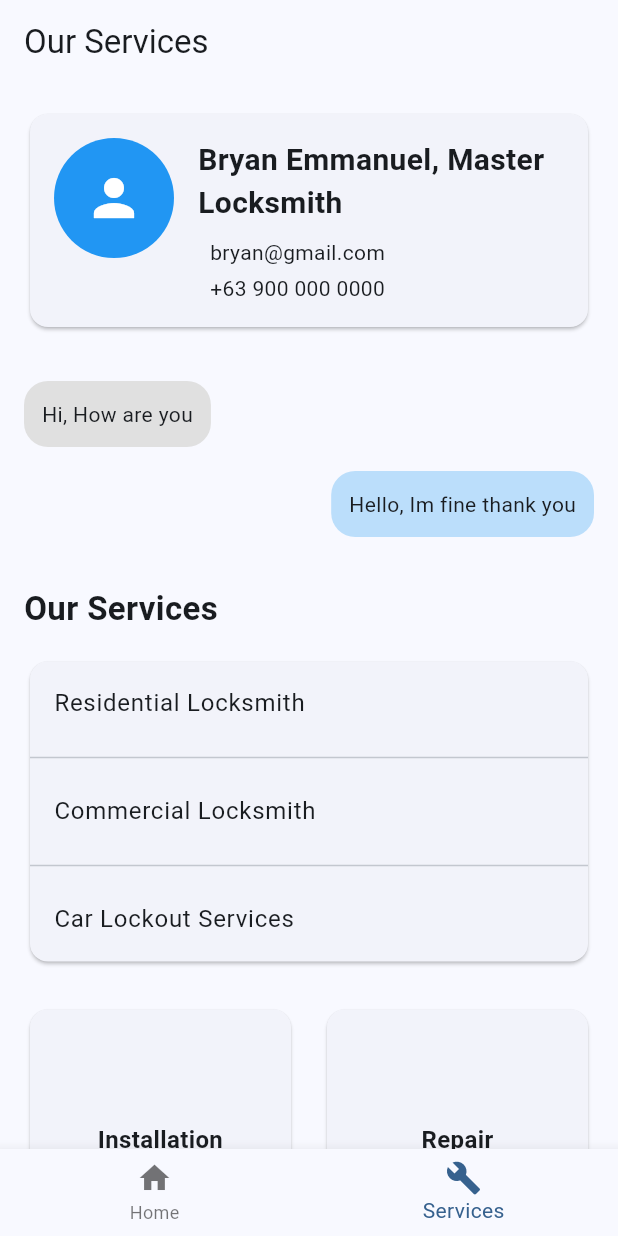
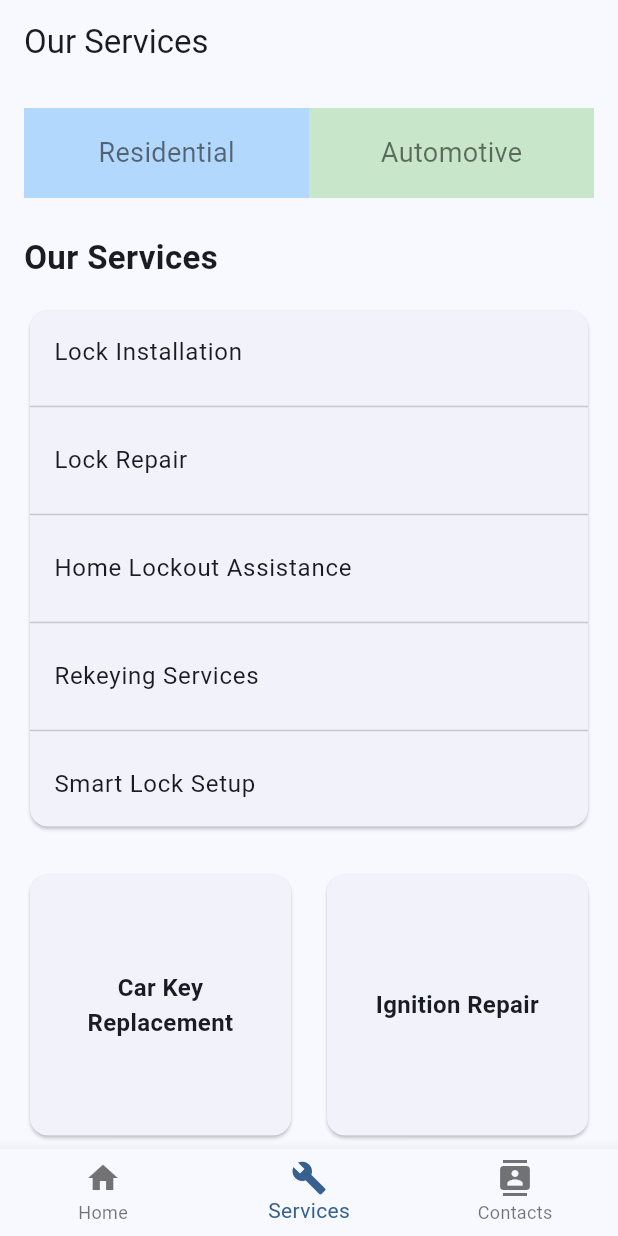
Before and after one commit to jev808/flutter, a Flutter app: the screen it shows after launch, item 2 of the bottom bar chosen, on a phone screen of 412 x 824 dp. Run offline on Flutter 3.47's test engine with Material 3 defaults, Android fonts, the phone set to English and light mode, and no system bars.

Commit message:
Update UI: contacts navigation, services layout, and bug fixes

```diff
--- a/lib/main.dart
+++ b/lib/main.dart
@@ -1,11 +1,23 @@
+
 import 'package:flutter/material.dart';
 import 'views/home_page.dart';
 import 'views/services_page.dart';
+import 'views/contacts_page.dart';
+
+// Helper widget to allow navigation to a specific tab in MainNavigation
+class MainNavigationInitialTab extends StatelessWidget {
+  final int tabIndex;
+  const MainNavigationInitialTab({Key? key, required this.tabIndex}) : super(key: key);
+
+  @override
+  Widget build(BuildContext context) {
+    return MainNavigation(initialTab: tabIndex);
+  }
+}
 
 void main() {
   runApp(const LocksmithyApp());
 }
-
 class ThreeTextRow extends StatelessWidget {
   const ThreeTextRow({super.key});
   @override
@@ -44,15 +56,23 @@ class LocksmithyApp extends StatelessWidget {
   }
 }
 
+
 class MainNavigation extends StatefulWidget {
-  const MainNavigation({super.key});
+  final int initialTab;
+  const MainNavigation({super.key, this.initialTab = 0});
 
   @override
   State<MainNavigation> createState() => _MainNavigationState();
 }
 
 class _MainNavigationState extends State<MainNavigation> {
-  int _selectedIndex = 0;
+  late int _selectedIndex;
+
+  @override
+  void initState() {
+    super.initState();
+    _selectedIndex = widget.initialTab;
+  }
 
   void _onItemTapped(int index) {
     setState(() {
@@ -62,10 +82,13 @@ class _MainNavigationState extends State<MainNavigation> {
 
   @override
   Widget build(BuildContext context) {
+    final List<Widget> _pages = [
+      HomePage(onViewServices: () => _onItemTapped(1)),
+      ServicesPage(),
+      ContactsPage(),
+    ];
     return Scaffold(
-      body: _selectedIndex == 0
-          ? HomePage(onViewServices: () => _onItemTapped(1))
-          : ServicesPage(),
+      body: _pages[_selectedIndex],
       bottomNavigationBar: BottomNavigationBar(
         currentIndex: _selectedIndex,
         onTap: _onItemTapped,
@@ -78,6 +101,10 @@ class _MainNavigationState extends State<MainNavigation> {
             icon: Icon(Icons.build),
             label: 'Services',
           ),
+          BottomNavigationBarItem(
+            icon: Icon(Icons.contacts),
+            label: 'Contacts',
+          ),
         ],
       ),
     );
--- a/lib/views/services_page.dart
+++ b/lib/views/services_page.dart
@@ -12,114 +12,67 @@ class ServicesPage extends StatelessWidget {
         child: Column(
           crossAxisAlignment: CrossAxisAlignment.start,
           children: [
-            // Profile Card Layout
-            Card(
-              child: Padding(
-                padding: const EdgeInsets.all(16.0),
-                child: Row(
-                  crossAxisAlignment: CrossAxisAlignment.start,
+            // Top: Residential and Automotive
+            Row(
               children: [
-                    const CircleAvatar(
-                      radius: 40,
-                      backgroundColor: Colors.blue,
-                      child: Icon(Icons.person, size: 40, color: Colors.white),
-                    ),
-                    const SizedBox(width: 16),
                 Expanded(
-                      child: Column(
-                        crossAxisAlignment: CrossAxisAlignment.start,
-                        children: [
-                          const Text(
-                            'Bryan Emmanuel, Master Locksmith',
-                            style: TextStyle(
-                              fontSize: 20,
-                              fontWeight: FontWeight.bold,
+                  child: Container(
+                    color: const Color(0xFFB3D8FD), // light blue
+                    height: 60,
+                    alignment: Alignment.center,
+                    child: const Text(
+                      'Residential',
+                      style: TextStyle(fontSize: 18, color: Colors.black54),
                     ),
                   ),
-                          const SizedBox(height: 8),
-                          const Row(
-                            children: [
-
-                              SizedBox(width: 8),
-                              Text('bryan@gmail.com'),
-                            ],
                 ),
-                          const SizedBox(height: 4),
-                          const Row(
-                            children: [
-
-                              SizedBox(width: 8),
-                              Text('+63 900 000 0000'),
-                            ],
+                Expanded(
+                  child: Container(
+                    color: const Color(0xFFC8E6C9), // light green
+                    height: 60,
+                    alignment: Alignment.center,
+                    child: const Text(
+                      'Automotive',
+                      style: TextStyle(fontSize: 18, color: Colors.black54),
                     ),
-                        ],
                   ),
                 ),
               ],
             ),
-              ),
-            ),
             const SizedBox(height: 24),
-            // Chat Bubble UI (step 9): Container with padding, margin, rounded borders, no icons
-            Column(
-              crossAxisAlignment: CrossAxisAlignment.stretch,
-              children: [
-                Align(
-                  alignment: Alignment.centerLeft,
-                  child: Container(
-                    margin: const EdgeInsets.symmetric(vertical: 8, horizontal: 0),
-                    padding: const EdgeInsets.all(12),
-                    decoration: BoxDecoration(
-                      color: Colors.grey[300],
-                      borderRadius: BorderRadius.circular(16),
-                    ),
-                    child: const Text("Hi, How are you"),
-                  ),
-                ),
-                Align(
-                  alignment: Alignment.centerRight,
-                  child: Container(
-                    margin: const EdgeInsets.symmetric(vertical: 8, horizontal: 0),
-                    padding: const EdgeInsets.all(12),
-                    decoration: BoxDecoration(
-                      color: Colors.blue[100],
-                      borderRadius: BorderRadius.circular(16),
-                    ),
-                    child: const Text("Hello, Im fine thank you"),
-                  ),
-                ),
-              ],
-            ),
-
-            const SizedBox(height: 24),
-            // Flexible Column for Services
             const Text(
               'Our Services',
               style: TextStyle(fontSize: 22, fontWeight: FontWeight.bold),
             ),
             const SizedBox(height: 16),
+            // Residential locksmith services list
             Card(
               child: Column(
-                children: [
+                children: const [
                   ListTile(
-                    title: const Text('Residential Locksmith'),
-
+                    title: Text('Lock Installation'),
                   ),
-                  const Divider(),
+                  Divider(),
                   ListTile(
-                    title: const Text('Commercial Locksmith'),
-
+                    title: Text('Lock Repair'),
                   ),
-                  const Divider(),
+                  Divider(),
                   ListTile(
-                    title: const Text('Car Lockout Services'),
-
+                    title: Text('Home Lockout Assistance'),
+                  ),
+                  Divider(),
+                  ListTile(
+                    title: Text('Rekeying Services'),
+                  ),
+                  Divider(),
+                  ListTile(
+                    title: Text('Smart Lock Setup'),
                   ),
                 ],
               ),
             ),
             const SizedBox(height: 24),
-          // Service Categories Grid
+            // Automotive locksmith services grid
             GridView.count(
               shrinkWrap: true,
               physics: const NeverScrollableScrollPhysics(),
@@ -127,10 +80,10 @@ class ServicesPage extends StatelessWidget {
               mainAxisSpacing: 16,
               crossAxisSpacing: 16,
               children: [
-              ServiceCategoryCard(title: 'Installation', icon: Icons.build),
-              ServiceCategoryCard(title: 'Repair', icon: Icons.handyman),
-              ServiceCategoryCard(title: 'Emergency', icon: Icons.emergency),
-              ServiceCategoryCard(title: 'Key Duplication', icon: Icons.key),
+                ServiceCategoryCard(title: 'Car Key Replacement', icon: Icons.vpn_key),
+                ServiceCategoryCard(title: 'Ignition Repair', icon: Icons.settings),
+                ServiceCategoryCard(title: 'Car Lockout', icon: Icons.directions_car),
+                ServiceCategoryCard(title: 'Transponder Key Programming', icon: Icons.phonelink_lock),
               ],
             ),
           ],
```
Also changed, not shown: lib/views/contacts_page.dart (added, +124 -0 lines), lib/views/home_page.dart (+7 -20 lines). Lines whose indentation alone changed are shown as unchanged.
